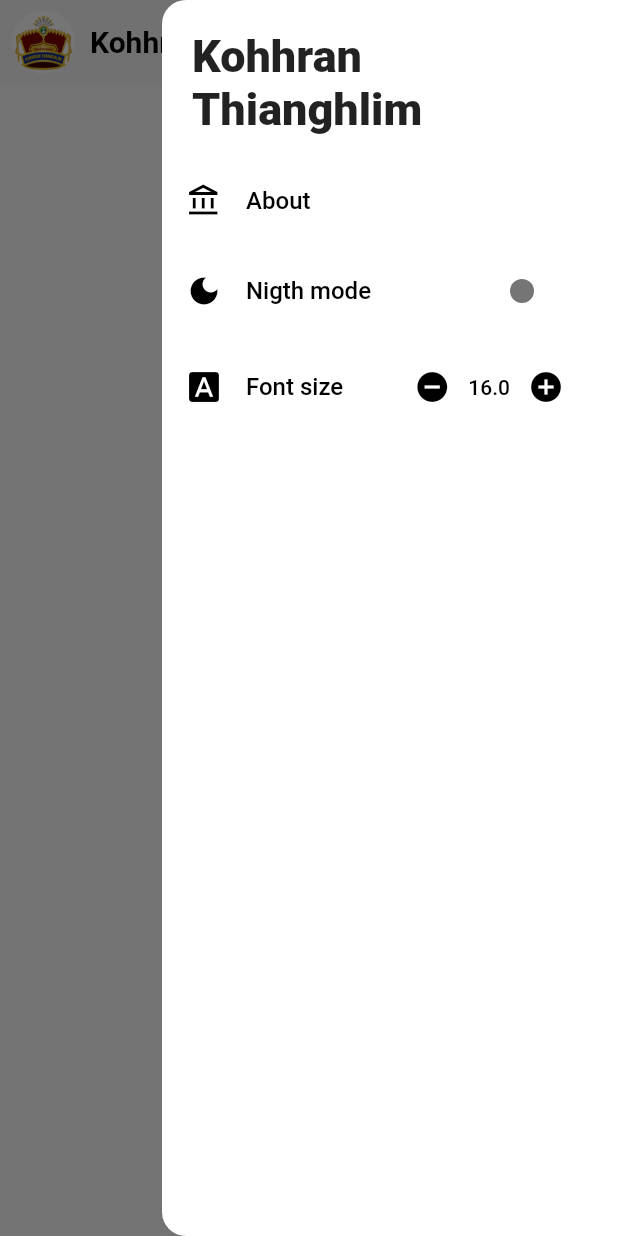
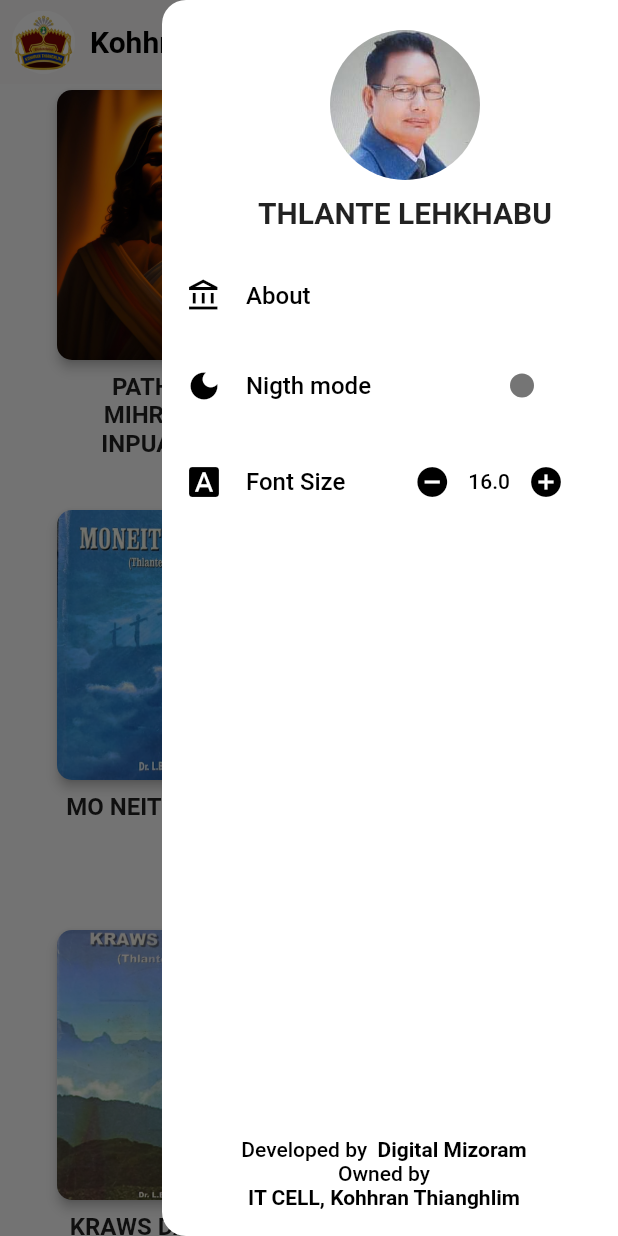
Before and after one commit to Hriatna/Kohhran_Thianghlim, a Flutter app: the screen it shows after launch, after a tap on the "menu" icon, on a phone screen of 412 x 824 dp. Run offline on Flutter 3.47's test engine with Material 2 defaults, Android fonts, the phone set to English and light mode, and no system bars; our stand-ins replace get, get_storage, hive, hive_flutter; accounts and stored records are empty.

Commit message:
Beta ready

```diff
--- a/lib/Pages/AboutPage.dart
+++ b/lib/Pages/AboutPage.dart
@@ -4,9 +4,11 @@ import 'package:get/get.dart';
 import 'package:get/get_core/src/get_main.dart';
 
 import '../Models/Data.dart';
+import '../Stores/ThemeStates.dart';
 import 'ContentPage.dart';
 
 class AboutPage extends StatelessWidget {
+  final ThemeController _fontSizeController = Get.find();
 
   // ChapterPage({required this.book});
 
@@ -35,8 +37,8 @@ Kohhran Thianghlim is not confined to one locality but has spread its spiritual
 Church Administration:
 The spiritual epicenter of Kohhran Thianghlim resides in Aizawl, serving as the general headquarters of the church. It is here that the esteemed Executive Committee convenes to guide the faithful on spiritual and administrative matters, ensuring that the church remains a beacon of light for its members.
 
-Aizawl is often lovingly referred to as the spiritual Jerusalem for the elects, signifying the profound spiritual significance that this city holds for the dedicated members of Kohhran Thianghlim. """, style: TextStyle(fontSize: 16),
-            ),
+Aizawl is often lovingly referred to as the spiritual Jerusalem for the elects, signifying the profound spiritual significance that this city holds for the dedicated members of Kohhran Thianghlim. """, style: TextStyle(fontSize: _fontSizeController.fontSize.value),
+            )
           ),
         ),
       ),
--- a/lib/Pages/ContentPage.dart
+++ b/lib/Pages/ContentPage.dart
@@ -105,7 +105,8 @@ class _ContentPageState extends State<ContentPage> {
                 Text(chapter.content,style:  TextStyle(
                   fontSize: 4.0 + _fontSizeController.fontSize.value,
 
-                ),softWrap: true,),
+
+                ),textAlign:TextAlign.justify,softWrap: true,),
                 if (currentChapterIndex < widget.book.chapters.length - 1)
                   ElevatedButton(
                     onPressed:(){
--- a/lib/Pages/IndexPage.dart
+++ b/lib/Pages/IndexPage.dart
@@ -41,17 +41,15 @@ class HomePage extends StatelessWidget {
         ),
         body: Container(
           // color: Colors.white38,
-          padding: const EdgeInsets.only(top: 10),
+          // padding: const EdgeInsets.only(top: 10),
           margin: const EdgeInsets.symmetric(horizontal: 10),
           child: FutureBuilder(
             future: Hive.openBox<Book>('books'),
             builder: (context, snapshot) {
               if (snapshot.connectionState == ConnectionState.done) {
                 final box = Hive.box<Book>('books');
-                return SingleChildScrollView(
-                  // Wrap the GridView.builder with SingleChildScrollView
-                  child: Container(
-                    margin: EdgeInsets.only(top: 10),
+                return Container(
+                  // margin: const EdgeInsets.only(top: 10),
                   child: GridView.builder(
                     shrinkWrap: true, // Added shrinkWrap
                     itemCount: box.length,
@@ -123,7 +121,6 @@ class HomePage extends StatelessWidget {
                       childAspectRatio: 0.7,
                     ),
                   ),
-                  ),
                 );
               } else {
                 return const CircularProgressIndicator();
@@ -142,36 +139,32 @@ class HomePage extends StatelessWidget {
 
       child: Obx(
          () {
-          return ListView(
+          return Column(
+            children: [
+              Expanded(
+                child: ListView(
                   padding: EdgeInsets.zero,
                   children: <Widget>[
-              // const DrawerHeader(
-              //   margin: EdgeInsets.,
-              //   decoration: BoxDecoration(
-              //     // color: ,
-              //   ),
-              //   child: Text(
-              //     'Kohhran Thianghlim',
-              //     style: TextStyle(
-              //       // color: Colors.white,
-              //       fontSize: 20,
-              //     ),
-              //   ),
-              // ),
                      Container(
                        margin: const EdgeInsets.only(left: 20, top: 20),
                        child: Column(
                          mainAxisAlignment: MainAxisAlignment.start,
-                  crossAxisAlignment: CrossAxisAlignment.start,
-                  children: const [
-                    Text(
-                      "Kohhran",
-                      style: TextStyle(fontSize: 30, fontWeight: FontWeight.w800),
+                         crossAxisAlignment: CrossAxisAlignment.center,
+                         children:  [
+                           ClipOval(
+                             child: Image.asset('assets/dr.jpg',  width: 100,
+                                 height: 100,
+                                 fit: BoxFit.cover,),
                            ),
-                    Text(
-                      "Thianghlim",
-                      style: TextStyle(fontSize: 30, fontWeight: FontWeight.w800),
-                    )
+                           SizedBox(height: 10,),
+                           const Text(
+                             "THLANTE LEHKHABU",
+                             style: TextStyle(fontSize: 20, fontWeight: FontWeight.w600),
+                           ),
+                           // Text(
+                           //   "THURÛK",
+                           //   style: TextStyle(fontSize: 20, fontWeight: FontWeight.w800),
+                           // )
                          ],
                        ),
                      ),
@@ -217,7 +210,7 @@ class HomePage extends StatelessWidget {
                             children: [
                                Expanded(
                                  child: Text(
-                            'Font size',
+                                  'Font Size',
                                    style: TextStyle(fontSize: _fontSizeController.fontSize.value),
                               ),
                                ),
@@ -254,9 +247,31 @@ class HomePage extends StatelessWidget {
                           ),
                         ),
                   ],
+                ),
+              ),
+               ListTile(title:
+              Column(
+                crossAxisAlignment: CrossAxisAlignment.center,
+                children: [
+                  Divider(),
+                  Row( mainAxisAlignment: MainAxisAlignment.center,
+                    children: [
+                      Text("Developed by "),
+                      Text(" Digital Mizoram",style: TextStyle(fontWeight: FontWeight.w700),),
+
+                    ],
+                  ),
+                  Text("Owned by"),
+                  Text("IT CELL, Kohhran Thianghlim",style: TextStyle(fontWeight: FontWeight.w700),),
+                  SizedBox(height: 10,)
+
+                ],
+              ))
+            ],
           );
         }
       ),
+
     );
   }
 }
--- a/lib/main.dart
+++ b/lib/main.dart
@@ -18,8 +18,11 @@ void main() async {
   Hive.registerAdapter(BookAdapter());
   Hive.registerAdapter(ChapterAdapter());
   await Hive.openBox<Book>('books');
+  // insertSampleData();
+  await Hive.deleteFromDisk();
+  await Hive.openBox<Book>('books');
+
   insertSampleData();
-  // await Hive.deleteFromDisk();
 
   runApp(MyApp());
 }
--- a/lib/misc/bookData.dart
+++ b/lib/misc/bookData.dart
@@ -5,12 +5,15 @@ import 'book2.dart';
 import 'book3.dart';
 import 'book4.dart';
 import 'book5.dart';
+import 'book6.dart';
+import 'book7.dart';
+import 'book8.dart';
 
 final bookData = [
  book1,
   book2,
  book3,
-  book4,book5,
+  book4,book5,book6,book7,book8
   // {
   //   'title': 'KHAWVEL LAWM NAN A LO KAL',
   //   'chapters': [
--- a/pubspec.yaml
+++ b/pubspec.yaml
@@ -76,6 +76,8 @@ flutter:
     - assets/2.jpg
     - assets/3.jpg
     - assets/4.jpg
+    - assets/dr.jpg
+
     - assets/books/1.png
     - assets/books/2.png
     - assets/books/3.png
```
Also changed, not shown: analysis_options 2.yaml (deleted, +0 -29 lines), lib/misc/book5.dart (+25 -12 lines), lib/misc/book6.dart (added, +12 -0 lines), lib/misc/book7.dart (added, +12 -0 lines), lib/misc/book8.dart (added, +12 -0 lines), lib/misc/book9.dart (added, +12 -0 lines), pubspec 2.yaml (deleted, +0 -111 lines), assets/dr.jpg (added), assets/dr2.jpg (added), 19 other files. Lines whose indentation alone changed are shown as unchanged.
